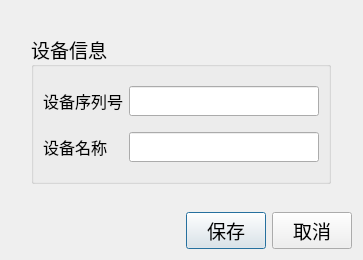
First picture: the form in dialogdevice.ui, repository byteman/bullet, before the edit.
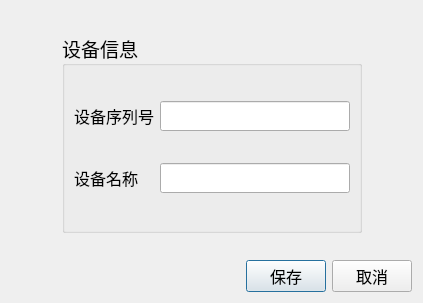
Second picture: the form after the edit.

Commit message: 重新优化在高dpi下界面布局

```diff
--- a/dialogdevice.ui
+++ b/dialogdevice.ui
@@ -6,8 +6,8 @@
    <rect>
     <x>0</x>
     <y>0</y>
-    <width>363</width>
-    <height>260</height>
+    <width>423</width>
+    <height>303</height>
    </rect>
   </property>
   <property name="font">
@@ -59,7 +59,7 @@
        <property name="minimumSize">
         <size>
          <width>300</width>
-         <height>150</height>
+         <height>200</height>
         </size>
        </property>
        <property name="title">
@@ -184,6 +184,11 @@
          <height>30</height>
         </size>
        </property>
+       <property name="font">
+        <font>
+         <pointsize>12</pointsize>
+        </font>
+       </property>
        <property name="text">
         <string>保存</string>
        </property>
@@ -197,6 +202,11 @@
          <height>30</height>
         </size>
        </property>
+       <property name="font">
+        <font>
+         <pointsize>12</pointsize>
+        </font>
+       </property>
        <property name="text">
         <string>取消</string>
        </property>
```
The commit also changes 5 other files.
